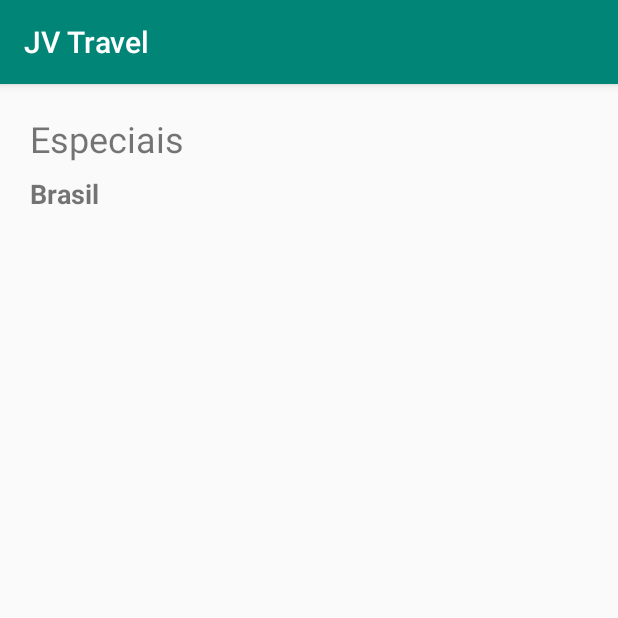
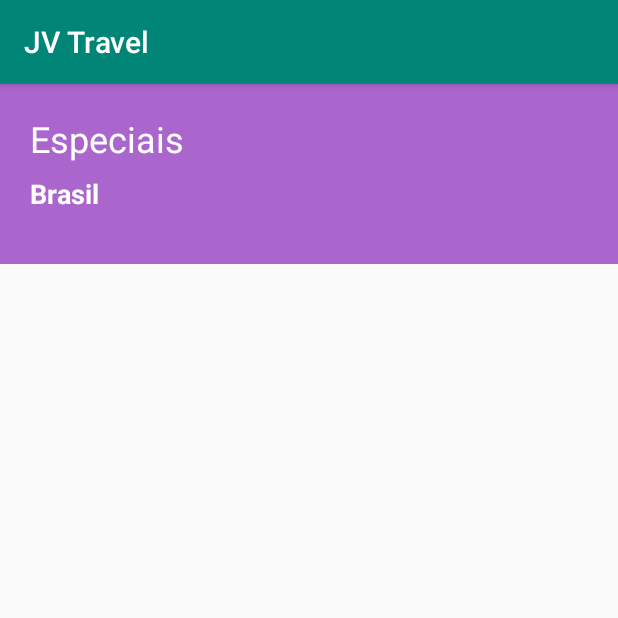
Before and after one commit to JhonyVillani/course-android-java-layouts, an Android app: the screen it shows after launch (ListaPacotesActivity), on a phone screen of 412 x 824 dp, the top half of it. Run offline under Robolectric (Android 15) with nearby library versions, the phone set to English and light mode, and no system bars.

Commit message:
Adicionando o banner

```diff
--- a/app/src/main/res/layout/activity_lista_pacotes.xml
+++ b/app/src/main/res/layout/activity_lista_pacotes.xml
@@ -6,12 +6,24 @@
     android:layout_height="match_parent"
     tools:context=".ui.activity.ListaPacotesActivity">
 
+    <ImageView
+        android:id="@+id/imageView"
+        android:layout_width="0dp"
+        android:layout_height="120dp"
+        app:layout_constraintBottom_toBottomOf="parent"
+        app:layout_constraintEnd_toEndOf="parent"
+        app:layout_constraintStart_toStartOf="parent"
+        app:layout_constraintTop_toTopOf="parent"
+        app:layout_constraintVertical_bias="0.0"
+        app:srcCompat="@android:color/holo_purple" />
+
     <TextView
         android:id="@+id/textView"
         android:layout_width="wrap_content"
         android:layout_height="wrap_content"
         android:layout_margin="20dp"
         android:text="Especiais"
+        android:textColor="@android:color/white"
         android:textSize="24sp"
         app:layout_constraintBottom_toBottomOf="parent"
         app:layout_constraintEnd_toEndOf="parent"
@@ -26,8 +38,10 @@
         android:layout_height="wrap_content"
         android:layout_marginTop="8dp"
         android:text="Brasil"
+        android:textColor="@android:color/white"
         android:textSize="18sp"
         android:textStyle="bold"
         app:layout_constraintStart_toStartOf="@+id/textView"
         app:layout_constraintTop_toBottomOf="@+id/textView" />
+
 </androidx.constraintlayout.widget.ConstraintLayout>
```
